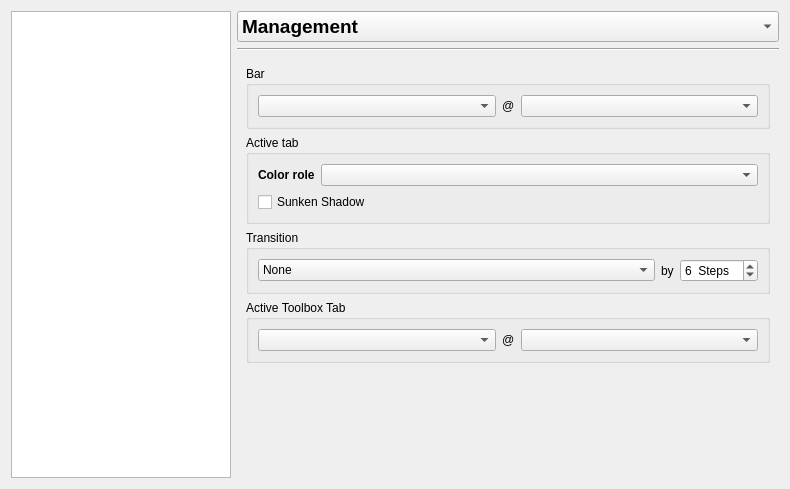
Qt form config/config.ui (deiv/bespin-pkg) before a commit.
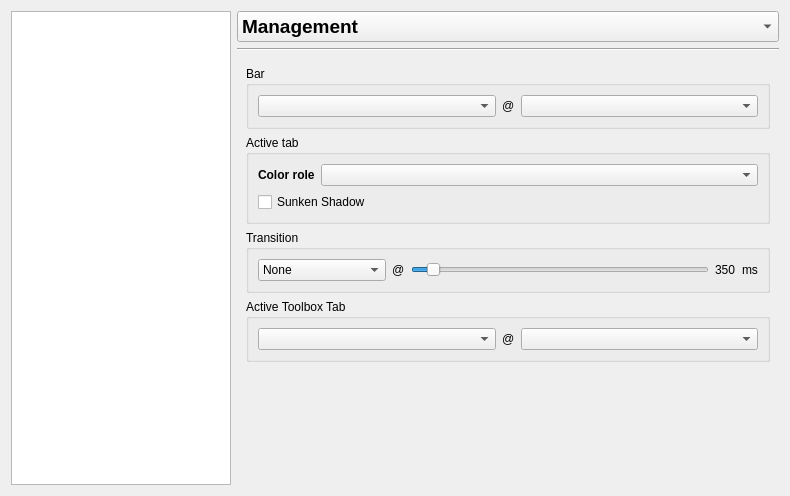
The same form after that commit. The open tabs and pages were chosen to show the change.

The edit to the form file:
```diff
--- a/config/config.ui
+++ b/config/config.ui
@@ -6,7 +6,7 @@
     <x>0</x>
     <y>0</y>
     <width>790</width>
-    <height>489</height>
+    <height>496</height>
    </rect>
   </property>
   <property name="sizePolicy" >
@@ -958,7 +958,7 @@
         <x>0</x>
         <y>0</y>
         <width>556</width>
-        <height>722</height>
+        <height>431</height>
        </rect>
       </property>
       <layout class="QGridLayout" name="gridLayout_6" >
@@ -1111,26 +1111,49 @@
           <item row="0" column="1" >
            <widget class="QLabel" name="label_2" >
             <property name="text" >
-             <string>by</string>
+             <string>@</string>
             </property>
            </widget>
           </item>
           <item row="0" column="2" >
-           <widget class="QSpinBox" name="tabAnimSteps" >
-            <property name="readOnly" >
-             <bool>false</bool>
-            </property>
-            <property name="suffix" >
-             <string>  Steps</string>
+           <widget class="QSlider" name="tabAnimDuration" >
+            <property name="sizePolicy" >
+             <sizepolicy vsizetype="Fixed" hsizetype="Expanding" >
+              <horstretch>1</horstretch>
+              <verstretch>0</verstretch>
+             </sizepolicy>
             </property>
             <property name="minimum" >
-             <number>2</number>
+             <number>150</number>
             </property>
             <property name="maximum" >
-             <number>18</number>
+             <number>4000</number>
+            </property>
+            <property name="singleStep" >
+             <number>50</number>
+            </property>
+            <property name="pageStep" >
+             <number>100</number>
             </property>
             <property name="value" >
-             <number>6</number>
+             <number>350</number>
+            </property>
+            <property name="orientation" >
+             <enum>Qt::Horizontal</enum>
+            </property>
+           </widget>
+          </item>
+          <item row="0" column="3" >
+           <widget class="QLabel" name="label_5" >
+            <property name="text" >
+             <string>350</string>
+            </property>
+           </widget>
+          </item>
+          <item row="0" column="4" >
+           <widget class="QLabel" name="label_6" >
+            <property name="text" >
+             <string>ms</string>
             </property>
            </widget>
           </item>
```
Left out of the diff: 62 changed lines with no effect on the pictures.
